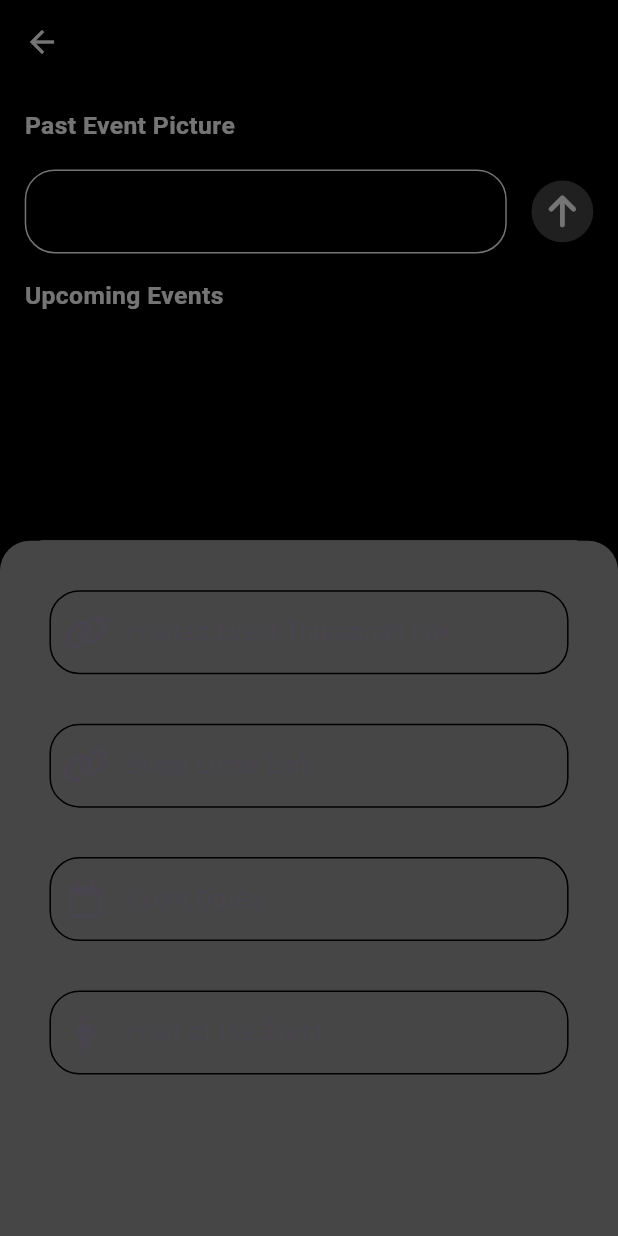
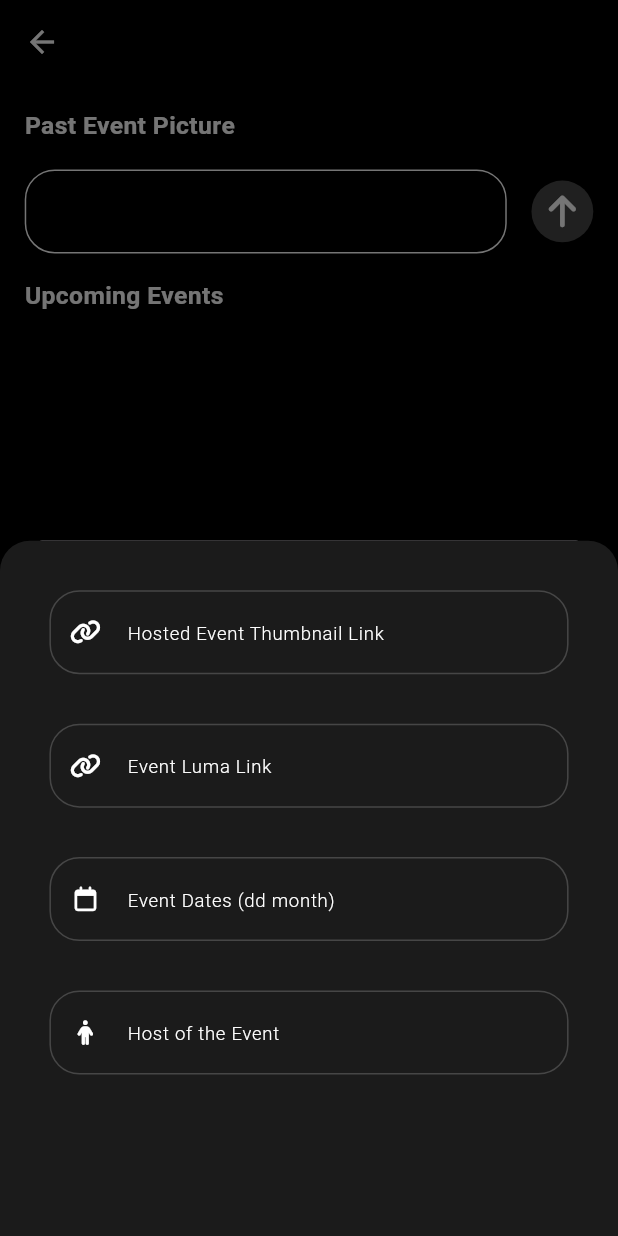
Before and after one commit to FOSS-Community/fosscu-app, a Flutter app: the EventPage screen opened directly, after a tap on an icon or button, on a phone screen of 412 x 824 dp. Run offline on Flutter 3.47's test engine with Material 2 defaults, Android fonts, the phone set to English and light mode, and no system bars; our stand-ins replace animated_text_kit, cached_network_image, cloud_firestore, firebase_auth, firebase_core, flutter_svg and 5 more; missing offline and left inert: slidable_button; accounts and stored records are empty; network calls fail.

Commit message:
made some changes to eventForm and bottomshet

```diff
--- a/lib/screens/admin_page_screens/events.dart
+++ b/lib/screens/admin_page_screens/events.dart
@@ -163,7 +163,7 @@ class _EventPageState extends State<EventPage> {
             context: context,
             builder: (context) => Container(
               decoration: BoxDecoration(
-                  color: brightGreyColor,
+                  color: darkGreyColor,
                   borderRadius: BorderRadius.circular(20).copyWith(
                     bottomLeft: Radius.zero,
                     bottomRight: Radius.zero,
@@ -171,7 +171,7 @@ class _EventPageState extends State<EventPage> {
               child: Column(
                 children: [
                   EventForm(
-                    hintText: 'Hosted Event Thumbnail link',
+                    hintText: 'Hosted Event Thumbnail Link',
                     icon: FontAwesomeIcons.link,
                     controller: eventThumbnailController,
                   ),
@@ -181,7 +181,7 @@ class _EventPageState extends State<EventPage> {
                     controller: eventLumaLinkController,
                   ),
                   EventForm(
-                    hintText: 'Event Dates',
+                    hintText: 'Event Dates (dd month)',
                     icon: FontAwesomeIcons.calendar,
                     controller: eventDatesController,
                   ),
--- a/lib/widgets/event_form.dart
+++ b/lib/widgets/event_form.dart
@@ -1,4 +1,5 @@
 import 'package:flutter/material.dart';
+import 'package:fosscu_app/constants/color.dart';
 
 class EventForm extends StatelessWidget {
   final String hintText;
@@ -22,17 +23,28 @@ class EventForm extends StatelessWidget {
         top: screenWidth * 0.08,
       ),
       child: TextFormField(
+        style: const TextStyle(
+          color: Colors.white,
+        ),
         controller: controller,
         decoration: InputDecoration(
-          prefixIcon: Icon(icon),
+            prefixIcon: Icon(
+              icon,
+              color: Colors.white,
+              size: screenWidth * 0.04,
+            ),
             enabledBorder: OutlineInputBorder(
+              borderSide: const BorderSide(
+                color: brightGreyColor,
+                width: 1
+              ),
               borderRadius: BorderRadius.circular(
                 20,
               ),
             ),
             focusedBorder: OutlineInputBorder(
               borderSide: const BorderSide(
-              color: Colors.black,
+                color: Colors.white,
                 width: 2,
               ),
               borderRadius: BorderRadius.circular(
@@ -40,7 +52,11 @@ class EventForm extends StatelessWidget {
               ),
             ),
             hintText: hintText,
-        ),
+            hintStyle: TextStyle(
+              color: Colors.white,
+              fontSize: screenWidth * 0.03,
+              fontWeight: FontWeight.w300
+            )),
       ),
     );
   }
```
Lines whose indentation alone changed are shown as unchanged.
